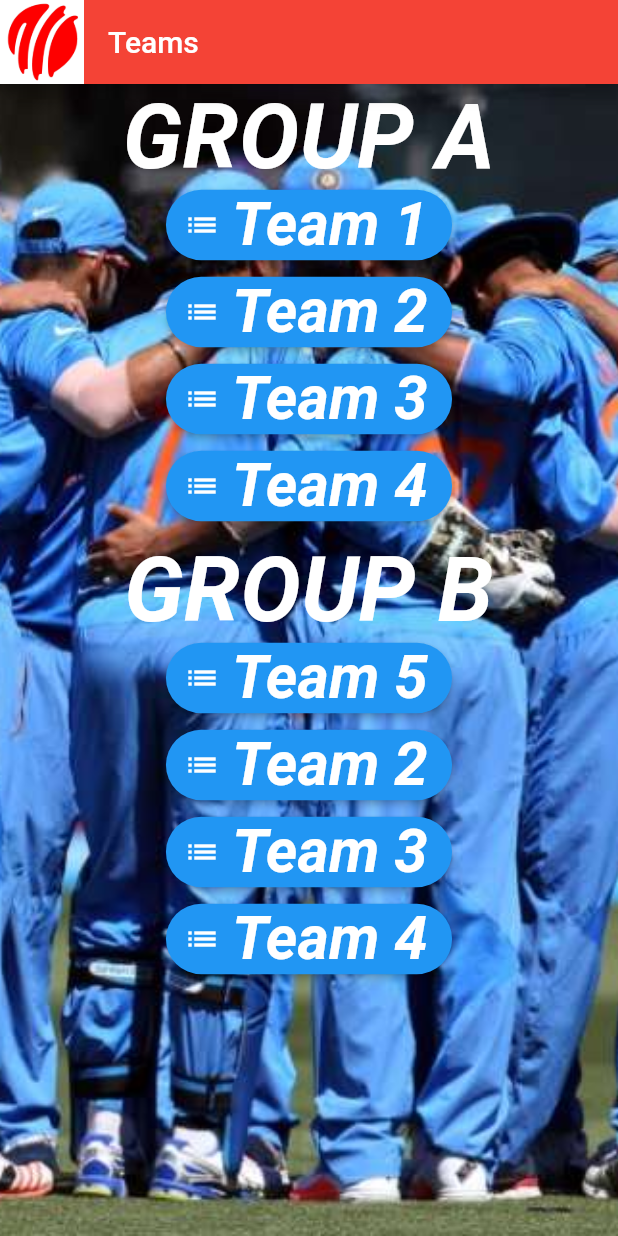
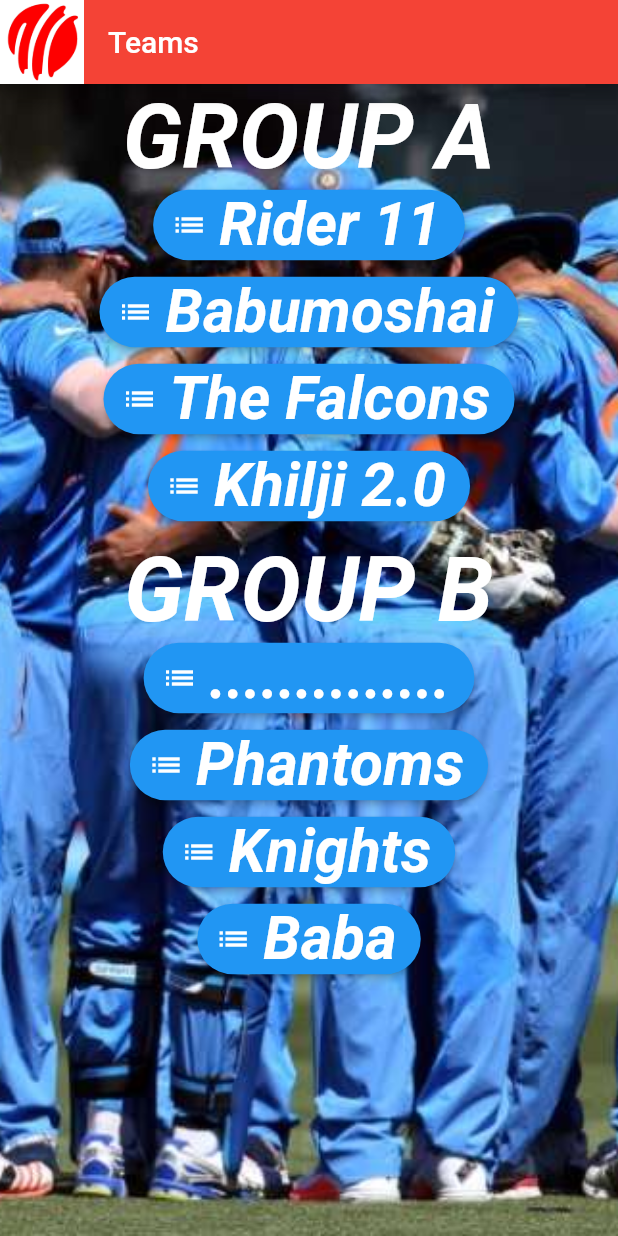
Before and after one commit to piyushsinha24/flutter_hpl, a Flutter app: the screen it shows after launch, after a tap on "SEASON 11", after a tap on "Teams", on a phone screen of 412 x 824 dp. Run offline on Flutter 3.47's test engine with Material 2 defaults, Android fonts, the light colour scheme and no system bars.

Commit message:
worked on stats & teams page

```diff
--- a/lib/pages/home_page.dart
+++ b/lib/pages/home_page.dart
@@ -41,7 +41,7 @@ class HomePage extends StatelessWidget {
                 ),
                 shape: new RoundedRectangleBorder(
                     borderRadius: new BorderRadius.circular(500.0)),
-                splashColor: Colors.white,
+                splashColor: Colors.white70,
                 textColor: Colors.white,
                 color: Colors.transparent,
               ),
--- a/lib/pages/overview.dart
+++ b/lib/pages/overview.dart
@@ -1,6 +1,10 @@
 import 'package:flutter/material.dart';
 import './teams.dart';
 import './schedule.dart';
+import './faq.dart';
+import './stats.dart';
+import './leaderbord.dart';
+
 class OverviewPage extends StatelessWidget {
   @override
   Widget build(BuildContext context) {
@@ -36,7 +40,7 @@ class OverviewPage extends StatelessWidget {
                 ),
                 shape: new RoundedRectangleBorder(
                     borderRadius: new BorderRadius.circular(500.0)),
-                splashColor: Colors.yellow,
+                splashColor: Colors.red,
                 textColor: Colors.white,
                 color: Colors.blue,
               ),
@@ -57,13 +61,16 @@ class OverviewPage extends StatelessWidget {
                 ),
                 shape: new RoundedRectangleBorder(
                     borderRadius: new BorderRadius.circular(500.0)),
-                splashColor: Colors.yellow,
+                splashColor: Colors.red,
                 textColor: Colors.white,
                 color: Colors.blue,
               ),
               SizedBox(height: 10.0,),
               RaisedButton.icon(
-                onPressed: () {},
+                onPressed: () {
+                  Navigator.push(context,
+                      MaterialPageRoute(builder: (context) => LeaderBoard()));
+                },
                 icon: Icon(Icons.list),
                 label: Text(
                   'Leaderboard',
@@ -75,13 +82,37 @@ class OverviewPage extends StatelessWidget {
                 ),
                 shape: new RoundedRectangleBorder(
                     borderRadius: new BorderRadius.circular(500.0)),
-                splashColor: Colors.yellow,
+                splashColor: Colors.red,
                 textColor: Colors.white,
                 color: Colors.blue,
               ),
               SizedBox(height: 10.0,),
               RaisedButton.icon(
-                onPressed: () {},
+                onPressed: () {
+                  Navigator.push(context,
+                      MaterialPageRoute(builder: (context) => StatsPage()));
+                },
+                icon: Icon(Icons.list),
+                label: Text(
+                  'Stats',
+                  style: TextStyle(
+                    fontSize: 40.0,
+                    fontStyle: FontStyle.italic,
+                    fontWeight: FontWeight.bold,
+                  ),
+                ),
+                shape: new RoundedRectangleBorder(
+                    borderRadius: new BorderRadius.circular(500.0)),
+                splashColor: Colors.red,
+                textColor: Colors.white,
+                color: Colors.blue,
+              ),
+              SizedBox(height: 10.0,),
+              RaisedButton.icon(
+                onPressed: () {
+                  Navigator.push(context,
+                      MaterialPageRoute(builder: (context) => FaqPage()));
+                },
                 icon: Icon(Icons.info_outline),
                 label: Text(
                   'FAQ',
@@ -93,13 +124,15 @@ class OverviewPage extends StatelessWidget {
                 ),
                 shape: new RoundedRectangleBorder(
                     borderRadius: new BorderRadius.circular(500.0)),
-                splashColor: Colors.yellow,
+                splashColor: Colors.red,
                 textColor: Colors.white,
                 color: Colors.blue,
               ),
               SizedBox(height: 10.0,),
               RaisedButton.icon(
-                onPressed: () {},
+                onPressed: () {
+
+                },
                 icon: Icon(Icons.phone),
                 label: Text(
                   'Contact',
@@ -111,7 +144,7 @@ class OverviewPage extends StatelessWidget {
                 ),
                 shape: new RoundedRectangleBorder(
                     borderRadius: new BorderRadius.circular(500.0)),
-                splashColor: Colors.yellow,
+                splashColor: Colors.red,
                 textColor: Colors.white,
                 color: Colors.blue,
               ),
--- a/lib/pages/teams.dart
+++ b/lib/pages/teams.dart
@@ -31,7 +31,7 @@ class TeamPage extends StatelessWidget {
                 },
                 icon: Icon(Icons.list),
                 label: Text(
-                  'Team 1',
+                  'Rider 11',
                   style: TextStyle(
                     fontSize: 40.0,
                     fontStyle: FontStyle.italic,
@@ -40,7 +40,7 @@ class TeamPage extends StatelessWidget {
                 ),
                 shape: new RoundedRectangleBorder(
                     borderRadius: new BorderRadius.circular(500.0)),
-                splashColor: Colors.yellow,
+                splashColor: Colors.red,
                 textColor: Colors.white,
                 color: Colors.blue,
               ),
@@ -51,7 +51,7 @@ class TeamPage extends StatelessWidget {
                 },
                 icon: Icon(Icons.list),
                 label: Text(
-                  'Team 2',
+                  'Babumoshai',
                   style: TextStyle(
                     fontSize: 40.0,
                     fontStyle: FontStyle.italic,
@@ -60,7 +60,7 @@ class TeamPage extends StatelessWidget {
                 ),
                 shape: new RoundedRectangleBorder(
                     borderRadius: new BorderRadius.circular(500.0)),
-                splashColor: Colors.yellow,
+                splashColor: Colors.red,
                 textColor: Colors.white,
                 color: Colors.blue,
               ),
@@ -69,7 +69,7 @@ class TeamPage extends StatelessWidget {
                 onPressed: () {},
                 icon: Icon(Icons.list),
                 label: Text(
-                  'Team 3',
+                  'The Falcons',
                   style: TextStyle(
                     fontSize: 40.0,
                     fontStyle: FontStyle.italic,
@@ -78,7 +78,7 @@ class TeamPage extends StatelessWidget {
                 ),
                 shape: new RoundedRectangleBorder(
                     borderRadius: new BorderRadius.circular(500.0)),
-                splashColor: Colors.yellow,
+                splashColor: Colors.red,
                 textColor: Colors.white,
                 color: Colors.blue,
               ),
@@ -87,7 +87,7 @@ class TeamPage extends StatelessWidget {
                 onPressed: () {},
                 icon: Icon(Icons.list),
                 label: Text(
-                  'Team 4',
+                  'Khilji 2.0',
                   style: TextStyle(
                     fontSize: 40.0,
                     fontStyle: FontStyle.italic,
@@ -96,7 +96,7 @@ class TeamPage extends StatelessWidget {
                 ),
                 shape: new RoundedRectangleBorder(
                     borderRadius: new BorderRadius.circular(500.0)),
-                splashColor: Colors.yellow,
+                splashColor: Colors.red,
                 textColor: Colors.white,
                 color: Colors.blue,
               ),
@@ -111,7 +111,7 @@ class TeamPage extends StatelessWidget {
                 onPressed: () {},
                 icon: Icon(Icons.list),
                 label: Text(
-                  'Team 5',
+                  '..............',
                   style: TextStyle(
                     fontSize: 40.0,
                     fontStyle: FontStyle.italic,
@@ -120,7 +120,7 @@ class TeamPage extends StatelessWidget {
                 ),
                 shape: new RoundedRectangleBorder(
                     borderRadius: new BorderRadius.circular(500.0)),
-                splashColor: Colors.yellow,
+                splashColor: Colors.red,
                 textColor: Colors.white,
                 color: Colors.blue,
               ),
@@ -131,7 +131,7 @@ class TeamPage extends StatelessWidget {
                 },
                 icon: Icon(Icons.list),
                 label: Text(
-                  'Team 2',
+                  'Phantoms',
                   style: TextStyle(
                     fontSize: 40.0,
                     fontStyle: FontStyle.italic,
@@ -140,7 +140,7 @@ class TeamPage extends StatelessWidget {
                 ),
                 shape: new RoundedRectangleBorder(
                     borderRadius: new BorderRadius.circular(500.0)),
-                splashColor: Colors.yellow,
+                splashColor: Colors.red,
                 textColor: Colors.white,
                 color: Colors.blue,
               ),
@@ -149,7 +149,7 @@ class TeamPage extends StatelessWidget {
                 onPressed: () {},
                 icon: Icon(Icons.list),
                 label: Text(
-                  'Team 3',
+                  'Knights',
                   style: TextStyle(
                     fontSize: 40.0,
                     fontStyle: FontStyle.italic,
@@ -158,7 +158,7 @@ class TeamPage extends StatelessWidget {
                 ),
                 shape: new RoundedRectangleBorder(
                     borderRadius: new BorderRadius.circular(500.0)),
-                splashColor: Colors.yellow,
+                splashColor: Colors.red,
                 textColor: Colors.white,
                 color: Colors.blue,
               ),
@@ -167,7 +167,7 @@ class TeamPage extends StatelessWidget {
                 onPressed: () {},
                 icon: Icon(Icons.list),
                 label: Text(
-                  'Team 4',
+                  'Baba',
                   style: TextStyle(
                     fontSize: 40.0,
                     fontStyle: FontStyle.italic,
@@ -176,7 +176,7 @@ class TeamPage extends StatelessWidget {
                 ),
                 shape: new RoundedRectangleBorder(
                     borderRadius: new BorderRadius.circular(500.0)),
-                splashColor: Colors.yellow,
+                splashColor: Colors.red,
                 textColor: Colors.white,
                 color: Colors.blue,
               ),
--- a/pubspec.yaml
+++ b/pubspec.yaml
@@ -42,15 +42,16 @@ flutter:
   assets:
     - assets/batsman.jpg
     - assets/team.jpg
+    - assets/helmet.png
+    - assets/ball3.png
     - assets/team2.jpg
-    - assets/batsman.jpg
     - assets/ball.png
     - assets/ball.jpg
     - assets/ball2.png
     - assets/cricketbg.jpg
     - assets/bg2.jpeg
     - assets/bg3.jpg
-    - assets/bg4.jpg
+
   #  - images/a_dot_ham.jpeg
 
   # An image asset can refer to one or more resolution-specific "variants", see
```
Also changed, not shown: assets/bg4.jpg (deleted), assets/bg5.jpg (deleted).
